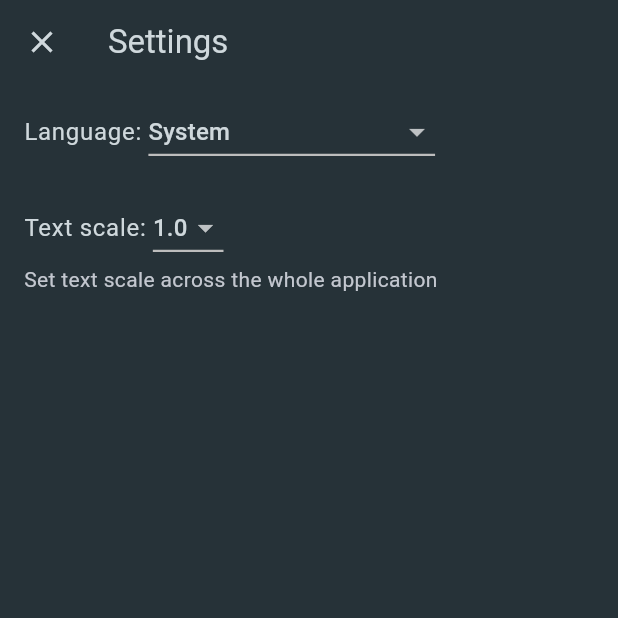
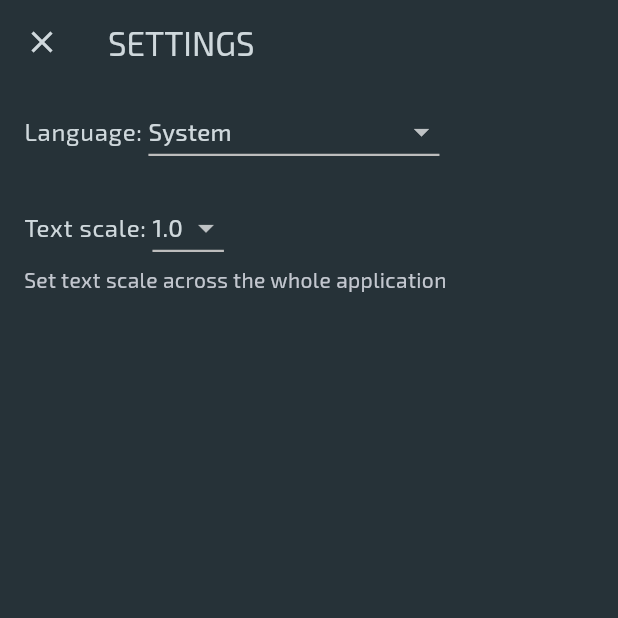
Before and after one commit to halc1en/nemesis_helper, a Flutter app: the screen it shows after launch, after a tap on the "settings" icon, on a phone screen of 412 x 824 dp, the top half of it. Run offline on Flutter 3.47's test engine with Material 2 defaults, Android fonts, the phone set to English and light mode, and no system bars; our stand-ins replace flutter_localized_locales, shared_preferences; missing offline and left inert: window_manager; generated files the repository leaves out were written again.

Commit message:
feat: change font to Exo2

```diff
--- a/lib/l10n/app_en.arb
+++ b/lib/l10n/app_en.arb
@@ -2,7 +2,7 @@
     "appTitle": "Nemesis helper",
     "reference": "Reference",
 
-    "settings": "Settings",
+    "settings": "SETTINGS",
     "language": "Language: ",
     "languageSystem": "System",
     "scaleDescription": "Set text scale across the whole application",
--- a/lib/l10n/app_ru.arb
+++ b/lib/l10n/app_ru.arb
@@ -2,7 +2,7 @@
     "appTitle": "Помощник по Немезиде",
     "reference": "Справка",
 
-    "settings": "Настройки",
+    "settings": "НАСТРОЙКИ",
     "language": "Язык: ",
     "languageSystem": "системный",
     "scaleDescription": "Установить размер текста и элементов в приложении",
--- a/lib/main.dart
+++ b/lib/main.dart
@@ -1,3 +1,5 @@
+import 'dart:ui';
+
 import 'package:flutter/foundation.dart';
 import 'package:flutter/material.dart';
 import 'package:flutter_gen/gen_l10n/app_localizations.dart';
@@ -72,6 +74,23 @@ class _AppLoaderState extends State<AppLoader> {
               onSurface: Colors.blueGrey.shade100,
               background: Colors.blueGrey.shade900,
               onBackground: Colors.blueGrey.shade100,
+            ),
+            textTheme: const TextTheme(
+              labelSmall: TextStyle(fontFamily: "Exo2"),
+              labelMedium: TextStyle(fontFamily: "Exo2"),
+              labelLarge: TextStyle(fontFamily: "Exo2"),
+              bodySmall: TextStyle(fontFamily: "Exo2"),
+              bodyMedium: TextStyle(fontFamily: "Exo2"),
+              bodyLarge: TextStyle(fontFamily: "Exo2"),
+              titleSmall: TextStyle(fontFamily: "Exo2"),
+              titleMedium: TextStyle(fontFamily: "Exo2"),
+              titleLarge: TextStyle(fontFamily: "Exo2"),
+              headlineSmall: TextStyle(fontFamily: "Exo2"),
+              headlineMedium: TextStyle(fontFamily: "Exo2"),
+              headlineLarge: TextStyle(fontFamily: "Exo2"),
+              displaySmall: TextStyle(fontFamily: "Exo2"),
+              displayMedium: TextStyle(fontFamily: "Exo2"),
+              displayLarge: TextStyle(fontFamily: "Exo2"),
             ),
           ),
           builder: (context, child) {
@@ -164,10 +183,6 @@ class _AppState extends State<App> {
               ],
             ),
           ),
-          floatingActionButton: FloatingActionButton(
-            child: const Icon(Icons.add),
-            onPressed: () {},
-          ),
         ),
       ),
     );
--- a/lib/ui/settings.dart
+++ b/lib/ui/settings.dart
@@ -69,6 +69,12 @@ class UISettings extends ChangeNotifier {
       if (tabIndexValue != null) {
         _tabIndex = tabIndexValue.clamp(1, 3);
       }
+
+      final languageValue = preferences.getString("language");
+      final countryValue = preferences.getString("country");
+      if (languageValue != null) {
+        _locale = Locale(languageValue, countryValue);
+      }
     } catch (err) {
       print("SharedPreferences error: $err");
     }
```
Also changed, not shown: pubspec.yaml (+7 -4 lines), 1 other file.
